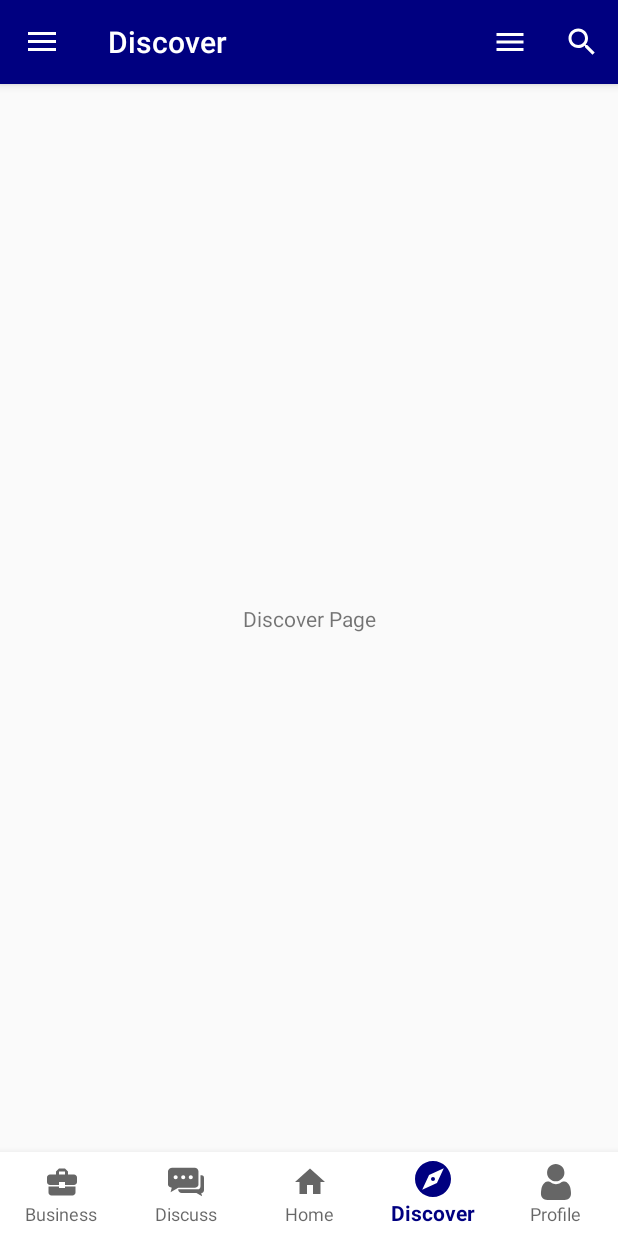
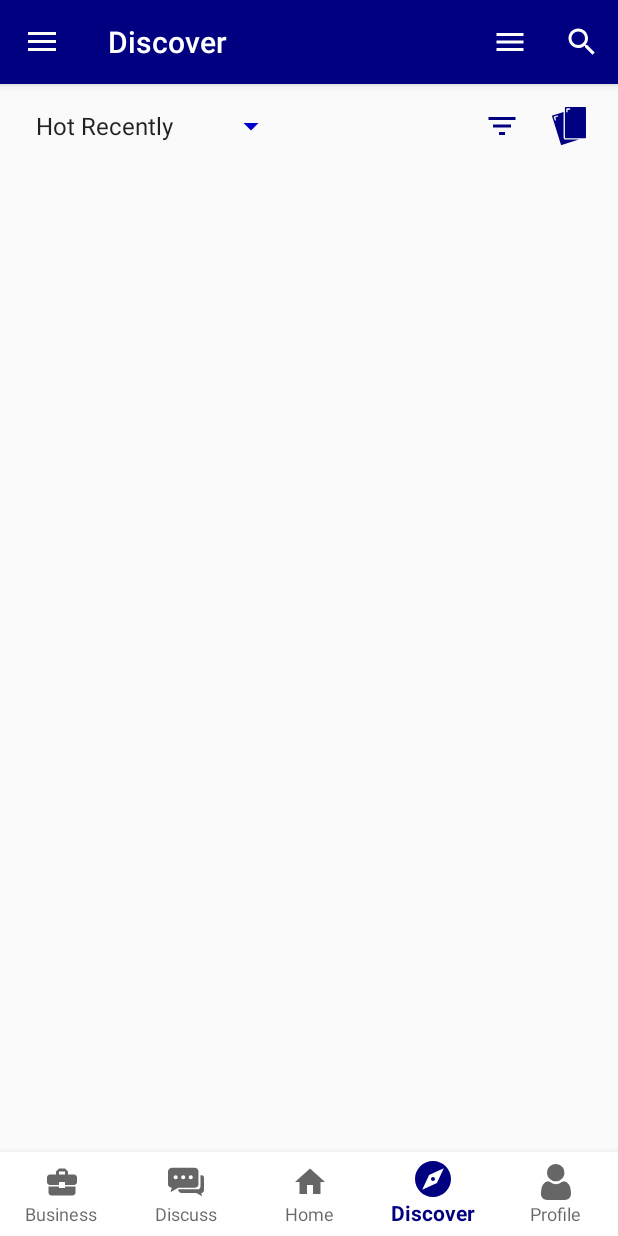
Before and after one commit to HohShenYien/bizBangkit, an Android app: the MainActivity screen opened directly, with no data from a screen before it, item 4 of the bottom bar chosen, on a phone screen of 412 x 824 dp. Run offline under Robolectric (Android 15) with nearby library versions, the phone set to English and light mode, and no system bars; our stand-ins replace EventBus, navigation-ui; plain views replace CardStackView.

Commit message:
Added two fragments in discover page, prepared an adapter as well

```diff
--- a/android/app/build.gradle
+++ b/android/app/build.gradle
@@ -33,9 +33,12 @@ dependencies {
     implementation 'androidx.navigation:navigation-fragment:2.1.0'
     implementation 'androidx.navigation:navigation-ui:2.1.0'
     implementation 'androidx.lifecycle:lifecycle-extensions:2.1.0'
+    implementation 'androidx.legacy:legacy-support-v4:1.0.0'
     testImplementation 'junit:junit:4.12'
     androidTestImplementation 'androidx.test.ext:junit:1.1.2'
     androidTestImplementation 'androidx.test.espresso:espresso-core:3.3.0'
     implementation "com.google.android.material:material:1.4.0"
     implementation 'org.greenrobot:eventbus:3.2.0'
+    implementation "com.squareup.okhttp3:okhttp:4.9.0"
+    implementation "com.yuyakaido.android:card-stack-view:2.3.4"
 }
--- a/android/app/src/main/java/com/perajuritTeknologi/bizbangkit/page/DiscoverPage.java
+++ b/android/app/src/main/java/com/perajuritTeknologi/bizbangkit/page/DiscoverPage.java
@@ -2,21 +2,83 @@ package com.perajuritTeknologi.bizbangkit.page;
 
 import android.os.Bundle;
 import android.view.LayoutInflater;
+import android.view.Menu;
 import android.view.View;
 import android.view.ViewGroup;
 
 import androidx.annotation.NonNull;
+import androidx.appcompat.widget.ActionMenuView;
+import androidx.appcompat.widget.TooltipCompat;
 import androidx.fragment.app.Fragment;
+import androidx.fragment.app.FragmentContainerView;
+import androidx.fragment.app.FragmentManager;
+import androidx.fragment.app.FragmentTransaction;
 
+import com.google.android.material.button.MaterialButton;
 import com.perajuritTeknologi.bizbangkit.R;
+import com.perajuritTeknologi.bizbangkit.ui.discover.CardStyleFragment;
+import com.perajuritTeknologi.bizbangkit.ui.discover.ListStyleFragment;
 
 public class DiscoverPage extends Fragment {
     private View root;
+    private MaterialButton filterBtn, changeViewBtn;
+    private FragmentContainerView fragmentContainer;
+    private boolean isCardView;
+    private FragmentManager fragmentManager;
+    private FragmentTransaction transaction;
 
     public View onCreateView(@NonNull LayoutInflater inflater,
                              ViewGroup container, Bundle savedInstanceState) {
 
         root = inflater.inflate(R.layout.fragment_discoverpage, container, false);
+        isCardView = true;
+
+        setUpComponents();
+        setUpBtnHint();
+        setUpFragmentManager();
+
+        setDefaultFragment();
+        setUpFragmentChangeButton();
+
         return root;
     }
+
+    private void setUpComponents() {
+        filterBtn = root.findViewById(R.id.discover_filter_button);
+        changeViewBtn = root.findViewById(R.id.changeViewButton);
+        fragmentContainer = root.findViewById(R.id.discover_fragment_container);
+    }
+
+    private void setUpBtnHint() {
+        TooltipCompat.setTooltipText(filterBtn, "Filter businesses");
+        TooltipCompat.setTooltipText(changeViewBtn, "Change view");
+    }
+
+    private void setDefaultFragment() {
+        Fragment cardFragment = new CardStyleFragment();
+        transaction = fragmentManager.beginTransaction();
+        transaction.replace(R.id.discover_fragment_container,
+                cardFragment).commit();
+    }
+
+    private void setUpFragmentManager() {
+        fragmentManager = getFragmentManager();
+    }
+
+    private void setUpFragmentChangeButton() {
+        changeViewBtn.setOnClickListener(v -> {
+            transaction = fragmentManager.beginTransaction();
+            Fragment newFragment;
+            if (isCardView) {
+                newFragment = new ListStyleFragment();
+            } else {
+                newFragment = new CardStyleFragment();
+            }
+            isCardView = !isCardView;
+            transaction.replace(R.id.discover_fragment_container,
+                    newFragment).commit();
+        });
+    }
+
+
 }
--- /dev/null
+++ b/android/app/src/main/java/com/perajuritTeknologi/bizbangkit/ui/discover/CardStyleFragment.java
@@ -0,0 +1,23 @@
+package com.perajuritTeknologi.bizbangkit.ui.discover;
+
+import android.os.Bundle;
+import android.util.Log;
+import android.view.LayoutInflater;
+import android.view.View;
+import android.view.ViewGroup;
+
+import androidx.annotation.NonNull;
+import androidx.fragment.app.Fragment;
+
+import com.perajuritTeknologi.bizbangkit.R;
+
+public class CardStyleFragment extends Fragment {
+    private View root;
+
+    public View onCreateView(@NonNull LayoutInflater inflater,
+                             ViewGroup container, Bundle savedInstanceState) {
+        root = inflater.inflate(R.layout.fragment_discover_cardlayout, container, false);
+        Log.d("ShenYien", "entered cards");
+        return root;
+    }
+}
--- /dev/null
+++ b/android/app/src/main/res/drawable/filter_ic.xml
@@ -0,0 +1,5 @@
+<vector android:height="24dp" android:tint="#FFFFFF"
+    android:viewportHeight="24" android:viewportWidth="24"
+    android:width="24dp" xmlns:android="http://schemas.android.com/apk/res/android">
+    <path android:fillColor="@android:color/white" android:pathData="M10,18h4v-2h-4v2zM3,6v2h18L21,6L3,6zM6,13h12v-2L6,11v2z"/>
+</vector>
--- /dev/null
+++ b/android/app/src/main/res/drawable/list_ic.xml
@@ -0,0 +1,5 @@
+<vector android:height="24dp" android:tint="#FFFFFF"
+    android:viewportHeight="24" android:viewportWidth="24"
+    android:width="24dp" xmlns:android="http://schemas.android.com/apk/res/android">
+    <path android:fillColor="@android:color/white" android:pathData="M4,10.5c-0.83,0 -1.5,0.67 -1.5,1.5s0.67,1.5 1.5,1.5 1.5,-0.67 1.5,-1.5 -0.67,-1.5 -1.5,-1.5zM4,4.5c-0.83,0 -1.5,0.67 -1.5,1.5S3.17,7.5 4,7.5 5.5,6.83 5.5,6 4.83,4.5 4,4.5zM4,16.5c-0.83,0 -1.5,0.68 -1.5,1.5s0.68,1.5 1.5,1.5 1.5,-0.68 1.5,-1.5 -0.67,-1.5 -1.5,-1.5zM7,19h14v-2L7,17v2zM7,13h14v-2L7,11v2zM7,5v2h14L21,5L7,5z"/>
+</vector>
--- /dev/null
+++ b/android/app/src/main/res/drawable/red_card_ic.xml
@@ -0,0 +1,5 @@
+<vector android:height="25dp" android:viewportHeight="607.619"
+    android:viewportWidth="607.619" android:width="25dp" xmlns:android="http://schemas.android.com/apk/res/android">
+    <path android:fillColor="#FF000000" android:pathData="m217.017,488.271v-407.316l-177.634,55.587c-2.476,0.724 -4.552,2.421 -5.752,4.704 -1.201,2.283 -1.423,4.955 -0.617,7.405l141.295,452.161c0.769,2.459 2.484,4.512 4.768,5.705s4.949,1.428 7.406,0.654l276.307,-86.348h-213.222c-17.978,0 -32.551,-14.574 -32.551,-32.552zM120.816,156.54 L84.521,167.9 95.621,203.403c1.798,5.723 -1.384,11.82 -7.107,13.617 -5.723,1.798 -11.82,-1.384 -13.617,-7.107l-14.323,-45.865c-1.79,-5.717 1.391,-11.803 7.107,-13.596l46.657,-14.594c3.7,-1.163 7.74,-0.264 10.597,2.359s4.098,6.571 3.255,10.357 -3.642,6.834 -7.342,7.997z"/>
+    <path android:fillColor="#FF000000" android:pathData="m564.232,0h-314.664c-5.993,0 -10.85,4.858 -10.85,10.85v477.421c0,5.993 4.858,10.85 10.85,10.85h246.913c1.432,-0.292 2.908,-0.292 4.34,0h63.41c5.993,0 10.85,-4.858 10.85,-10.85v-477.421c0.001,-5.992 -4.857,-10.85 -10.849,-10.85zM314.671,43.402h-32.551v32.551c0,5.993 -4.858,10.85 -10.85,10.85 -5.993,0 -10.85,-4.858 -10.85,-10.85v-43.402c0,-5.993 4.858,-10.85 10.85,-10.85h43.402c5.993,0 10.85,4.858 10.85,10.85s-4.859,10.851 -10.851,10.851z"/>
+</vector>
--- /dev/null
+++ b/android/app/src/main/res/layout/fragment_discover_cardlayout.xml
@@ -0,0 +1,10 @@
+<?xml version="1.0" encoding="utf-8"?>
+<androidx.constraintlayout.widget.ConstraintLayout
+    xmlns:android="http://schemas.android.com/apk/res/android" android:layout_width="match_parent"
+    android:layout_height="match_parent">
+<!--    <com.yuyakaido.android.cardstackview.CardStackView-->
+<!--        android:layout_width="wrap_content"-->
+<!--        android:layout_height="wrap_content"/>-->
+
+
+</androidx.constraintlayout.widget.ConstraintLayout>
--- /dev/null
+++ b/android/app/src/main/res/layout/fragment_discover_listlayout.xml
@@ -0,0 +1,6 @@
+<?xml version="1.0" encoding="utf-8"?>
+<androidx.constraintlayout.widget.ConstraintLayout
+    xmlns:android="http://schemas.android.com/apk/res/android" android:layout_width="match_parent"
+    android:layout_height="match_parent">
+
+</androidx.constraintlayout.widget.ConstraintLayout>
--- a/android/app/src/main/res/layout/fragment_discoverpage.xml
+++ b/android/app/src/main/res/layout/fragment_discoverpage.xml
@@ -4,13 +4,55 @@
     android:layout_height="match_parent"
     xmlns:app="http://schemas.android.com/apk/res-auto">
 
-    <TextView
-        android:layout_width="wrap_content"
+    <com.google.android.material.appbar.MaterialToolbar
+        android:id="@+id/discover_top_bar"
+        android:layout_width="0dp"
         android:layout_height="wrap_content"
-        android:text="Discover Page"
+        android:paddingEnd="20dp"
+        app:layout_constraintBottom_toBottomOf="parent"
+        app:layout_constraintEnd_toEndOf="parent"
+        app:layout_constraintHorizontal_bias="0.0"
+        app:layout_constraintStart_toStartOf="parent"
+        app:layout_constraintTop_toTopOf="parent"
+        app:layout_constraintVertical_bias="0.0">
+
+        <Spinner
+            android:id="@+id/categorySpinner"
+            android:layout_width="wrap_content"
+            android:layout_height="wrap_content"
+            android:layout_marginStart="10dp"
+            android:entries="@array/discover_spinner" />
+
+        <com.google.android.material.button.MaterialButton
+            android:id="@+id/changeViewButton"
+            style="@style/IconOnlyButton"
+            android:layout_width="25dp"
+            android:layout_height="25dp"
+            android:layout_gravity="end"
+            android:layout_marginStart="20dp"
+            android:background="?selectableItemBackgroundBorderless"
+            android:padding="0dp"
+            app:icon="@drawable/red_card_ic" />
+
+        <com.google.android.material.button.MaterialButton
+            android:id="@+id/discover_filter_button"
+            style="@style/IconOnlyButton"
+            android:layout_width="wrap_content"
+            android:layout_height="wrap_content"
+            android:layout_gravity="end"
+            android:background="?selectableItemBackgroundBorderless"
+            android:padding="0dp"
+            app:icon="@drawable/filter_ic" />
+
+    </com.google.android.material.appbar.MaterialToolbar>
+
+    <androidx.fragment.app.FragmentContainerView
+        android:id="@+id/discover_fragment_container"
+        android:layout_width="0dp"
+        android:layout_height="0dp"
         app:layout_constraintBottom_toBottomOf="parent"
         app:layout_constraintEnd_toEndOf="parent"
         app:layout_constraintStart_toStartOf="parent"
-        app:layout_constraintTop_toTopOf="parent" />
+        app:layout_constraintTop_toBottomOf="@+id/discover_top_bar" />
 
 </androidx.constraintlayout.widget.ConstraintLayout>
--- a/android/app/src/main/res/values/strings.xml
+++ b/android/app/src/main/res/values/strings.xml
@@ -22,4 +22,12 @@
     <string name="log_out_message">Log out successfully!</string>
 
     <string name="profile_about">About Me</string>
+
+    <string-array name="discover_spinner">
+        <item>Hot Recently</item>
+        <item>Latest</item>
+        <item>Top Businesses</item>
+    </string-array>
+    <!-- TODO: Remove or change this placeholder text -->
+    <string name="hello_blank_fragment">Hello blank fragment</string>
 </resources>
--- a/android/app/src/main/res/values/styles.xml
+++ b/android/app/src/main/res/values/styles.xml
@@ -47,4 +47,18 @@
         <item name="colorPrimaryDark">#FFFFFF</item>
     </style>
 
+    <style name="IconOnlyButton" parent="Widget.MaterialComponents.Button.TextButton.Icon">
+        <item name="iconPadding">0dp</item>
+        <item name="iconGravity">textStart</item>
+        <item name="android:insetBottom">0dp</item>
+        <item name="android:insetTop">0dp</item>
+        <item name="android:insetLeft">0dp</item>
+        <item name="android:insetRight">0dp</item>
+        <item name="android:paddingBottom">0dp</item>
+        <item name="android:paddingTop">0dp</item>
+        <item name="android:paddingLeft">0dp</item>
+        <item name="android:paddingRight">0dp</item>
+        <item name="android:minWidth">0dp</item>
+    </style>
+
 </resources>
```
Also changed, not shown: android/app/src/main/java/com/perajuritTeknologi/bizbangkit/DataStructure.java (+7 -0 lines), android/app/src/main/java/com/perajuritTeknologi/bizbangkit/ui/discover/BusinessAdapter.java (added, +48 -0 lines), android/app/src/main/java/com/perajuritTeknologi/bizbangkit/ui/discover/ListStyleFragment.java (added, +24 -0 lines), android/app/src/main/res/layout/discover_card_layout.xml (added, +41 -0 lines).
